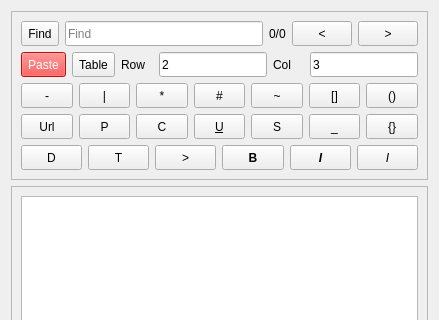
First picture: the form in src/Notes/Notes.ui, repository ic005k/Knot-Legacy, before the edit; both pictures show x 0 to 439 and y 0 to 320 of the 439 by 712 pixel window.
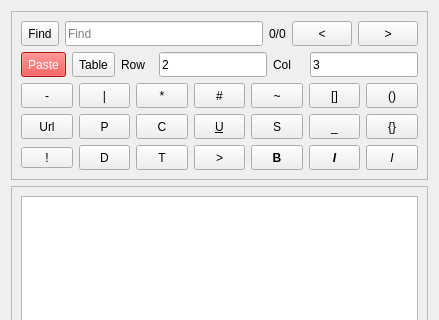
Second picture: the form after the edit. Icons and pictures are not drawn.

```diff
--- a/src/Notes/Notes.ui
+++ b/src/Notes/Notes.ui
@@ -719,6 +719,19 @@
       </item>
       <item>
        <layout class="QHBoxLayout" name="horizontalLayout_2">
+        <item>
+         <widget class="QToolButton" name="btnS11">
+          <property name="sizePolicy">
+           <sizepolicy hsizetype="Preferred" vsizetype="Fixed">
+            <horstretch>0</horstretch>
+            <verstretch>0</verstretch>
+           </sizepolicy>
+          </property>
+          <property name="text">
+           <string>!</string>
+          </property>
+         </widget>
+        </item>
         <item>
          <widget class="QToolButton" name="btnDate">
           <property name="sizePolicy">
```
